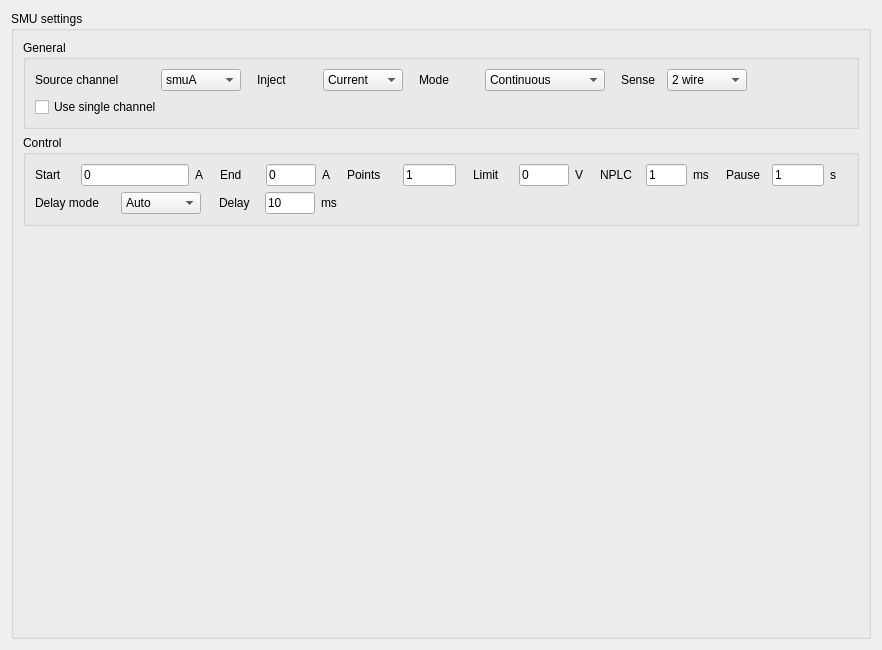
Qt form plugins/SpecSMU/specSMU_settingsWidget.ui (pyIVLS/pyIVLS) before a commit.
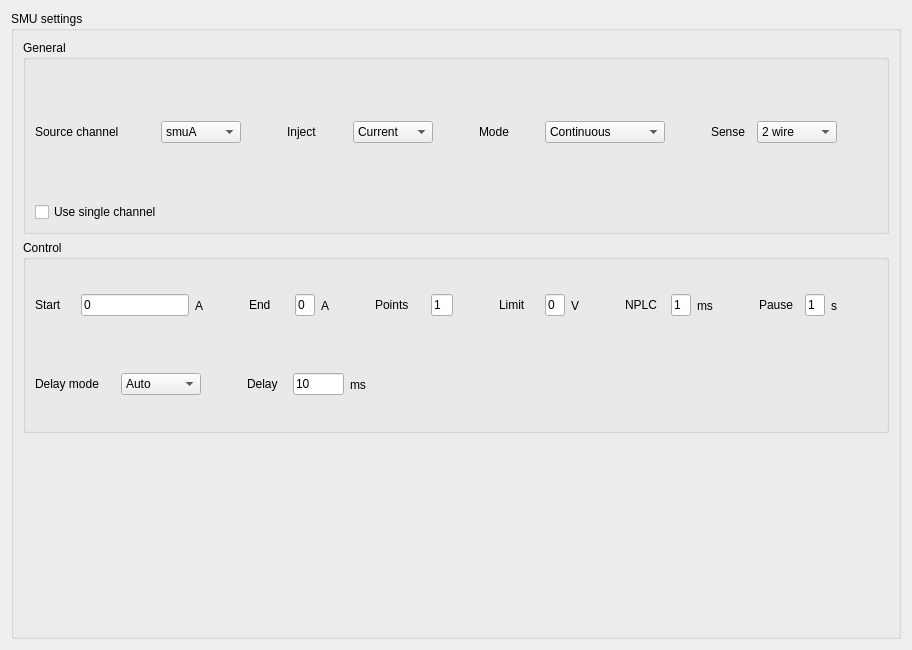
The same form after that commit.

Commit message: specSMU plugin added seqBuilder tested and used for measurements

```diff
--- a/plugins/SpecSMU/specSMU_settingsWidget.ui
+++ b/plugins/SpecSMU/specSMU_settingsWidget.ui
@@ -100,9 +100,6 @@
            </item>
            <item>
             <spacer name="horizontalSpacer_8">
-             <property name="orientation">
-              <enum>Qt::Horizontal</enum>
-             </property>
              <property name="sizeHint" stdset="0">
               <size>
                <width>40</width>
@@ -165,9 +162,6 @@
            </item>
            <item>
             <spacer name="horizontalSpacer_9">
-             <property name="orientation">
-              <enum>Qt::Horizontal</enum>
-             </property>
              <property name="sizeHint" stdset="0">
               <size>
                <width>40</width>
@@ -235,9 +229,6 @@
            </item>
            <item>
             <spacer name="horizontalSpacer_69">
-             <property name="orientation">
-              <enum>Qt::Horizontal</enum>
-             </property>
              <property name="sizeHint" stdset="0">
               <size>
                <width>40</width>
@@ -305,9 +296,6 @@
            </item>
            <item>
             <spacer name="horizontalSpacer_11">
-             <property name="orientation">
-              <enum>Qt::Horizontal</enum>
-             </property>
              <property name="sizeHint" stdset="0">
               <size>
                <width>40</width>
@@ -400,9 +388,6 @@
            </item>
            <item>
             <spacer name="horizontalSpacer_14">
-             <property name="orientation">
-              <enum>Qt::Horizontal</enum>
-             </property>
              <property name="sizeHint" stdset="0">
               <size>
                <width>40</width>
@@ -462,9 +447,6 @@
            </item>
            <item>
             <spacer name="horizontalSpacer_15">
-             <property name="orientation">
-              <enum>Qt::Horizontal</enum>
-             </property>
              <property name="sizeHint" stdset="0">
               <size>
                <width>40</width>
@@ -517,9 +499,6 @@
            </item>
            <item>
             <spacer name="horizontalSpacer_16">
-             <property name="orientation">
-              <enum>Qt::Horizontal</enum>
-             </property>
              <property name="sizeHint" stdset="0">
               <size>
                <width>40</width>
@@ -579,9 +558,6 @@
            </item>
            <item>
             <spacer name="horizontalSpacer_22">
-             <property name="orientation">
-              <enum>Qt::Horizontal</enum>
-             </property>
              <property name="sizeHint" stdset="0">
               <size>
                <width>40</width>
@@ -647,9 +623,6 @@
            </item>
            <item>
             <spacer name="horizontalSpacer_24">
-             <property name="orientation">
-              <enum>Qt::Horizontal</enum>
-             </property>
              <property name="sizeHint" stdset="0">
               <size>
                <width>40</width>
@@ -715,9 +688,6 @@
            </item>
            <item>
             <spacer name="horizontalSpacer_25">
-             <property name="orientation">
-              <enum>Qt::Horizontal</enum>
-             </property>
              <property name="sizeHint" stdset="0">
               <size>
                <width>40</width>
@@ -784,9 +754,6 @@
            </item>
            <item>
             <spacer name="horizontalSpacer_17">
-             <property name="orientation">
-              <enum>Qt::Horizontal</enum>
-             </property>
              <property name="sizeHint" stdset="0">
               <size>
                <width>40</width>
@@ -846,9 +813,6 @@
            </item>
            <item>
             <spacer name="horizontalSpacer_18">
-             <property name="orientation">
-              <enum>Qt::Horizontal</enum>
-             </property>
              <property name="sizeHint" stdset="0">
               <size>
                <width>40</width>
@@ -864,9 +828,6 @@
       </item>
       <item>
        <spacer name="verticalSpacer">
-        <property name="orientation">
-         <enum>Qt::Vertical</enum>
-        </property>
         <property name="sizeHint" stdset="0">
          <size>
           <width>20</width>
```
The commit also changes 28 other files.
